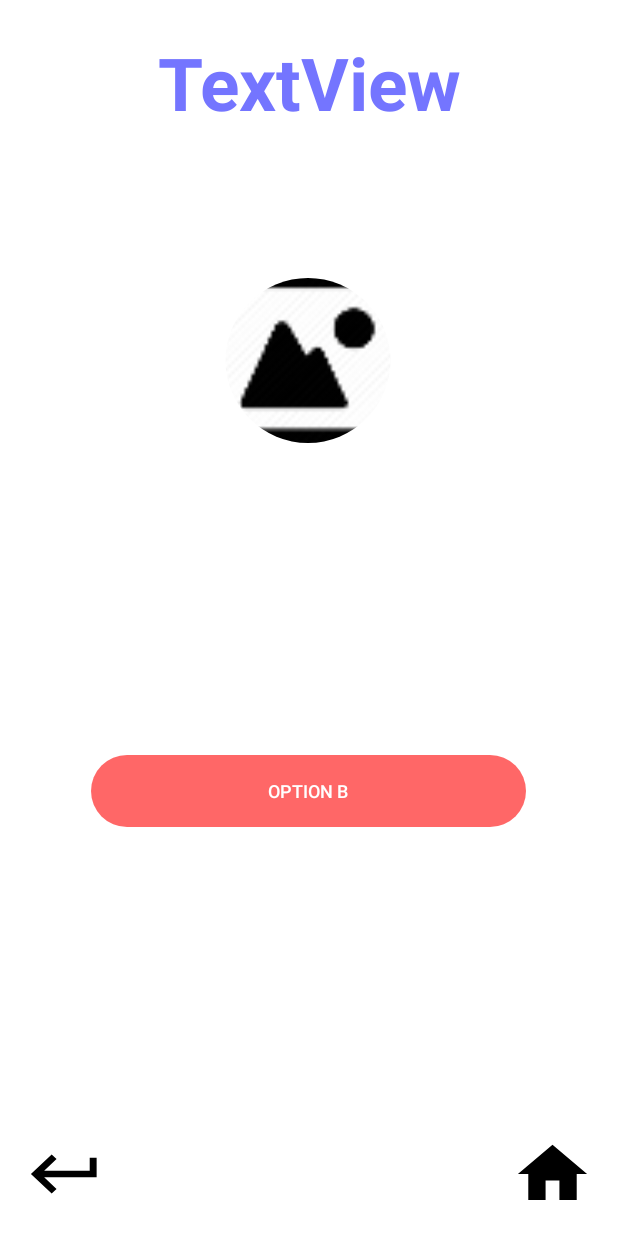
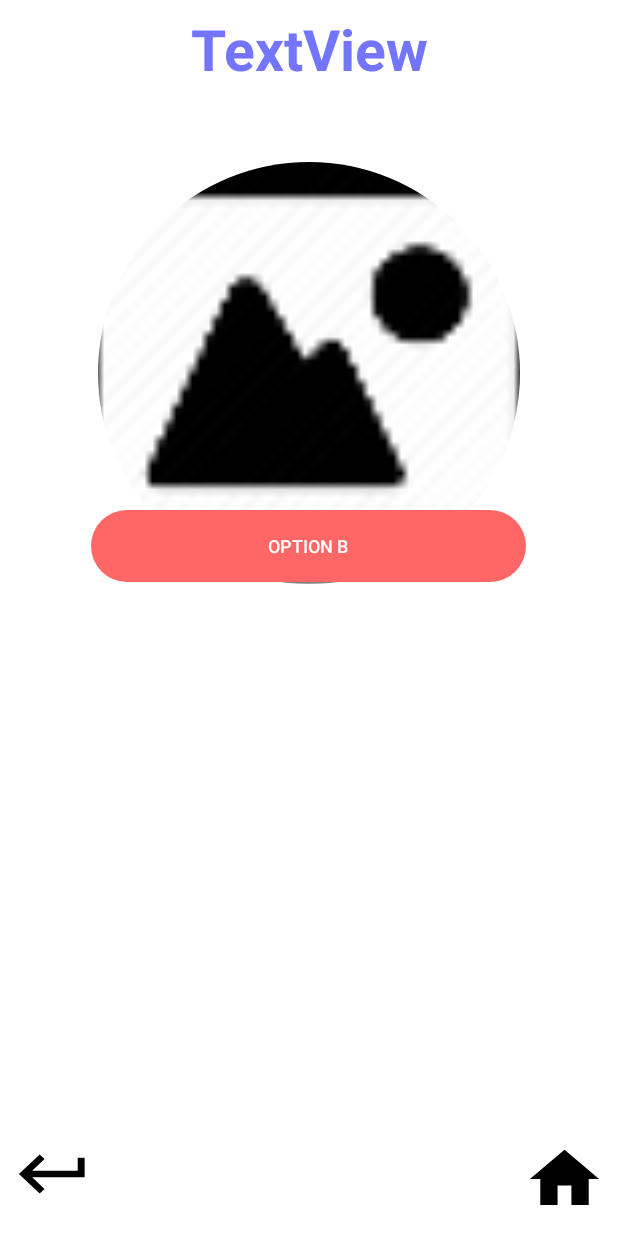
Before and after one commit to NarcisoUNK/PI, an Android app: the Classificacao screen opened directly, with no data from a screen before it, on a phone screen of 412 x 824 dp. Run offline under Robolectric (Android 15) with nearby library versions, the phone set to English and light mode, and no system bars; plain views replace RoundedImageView; 9 statements that could not run were skipped.

Commit message:
Increased the base Image Size on the questions

```diff
--- a/app/src/main/res/layout/activity_classificacao.xml
+++ b/app/src/main/res/layout/activity_classificacao.xml
@@ -12,8 +12,8 @@
 
     <TextView
         android:id="@+id/txt"
-        android:layout_width="299dp"
-        android:layout_height="65dp"
+        android:layout_width="284dp"
+        android:layout_height="51dp"
         android:autoSizeTextType="uniform"
         android:text="TextView"
         android:textAlignment="center"
@@ -24,7 +24,7 @@
         app:layout_constraintEnd_toEndOf="parent"
         app:layout_constraintStart_toStartOf="parent"
         app:layout_constraintTop_toTopOf="parent"
-        app:layout_constraintVertical_bias="0.029" />
+        app:layout_constraintVertical_bias="0.009" />
 
     <Button
         android:id="@+id/optionA"
@@ -41,11 +41,11 @@
         android:textSize="12sp"
         app:layout_constraintBottom_toTopOf="parent"
         app:layout_constraintEnd_toEndOf="parent"
-        app:layout_constraintHorizontal_bias="0.542"
+        app:layout_constraintHorizontal_bias="0.533"
         app:layout_constraintLeft_toLeftOf="parent"
         app:layout_constraintStart_toStartOf="parent"
         app:layout_constraintTop_toBottomOf="parent"
-        app:layout_constraintVertical_bias="0.553" />
+        app:layout_constraintVertical_bias="0.533" />
 
     <Button
         android:id="@+id/optionB"
@@ -65,12 +65,12 @@
         app:layout_constraintHorizontal_bias="0.495"
         app:layout_constraintStart_toStartOf="parent"
         app:layout_constraintTop_toBottomOf="@+id/imageOptionB"
-        app:layout_constraintVertical_bias="0.237" />
+        app:layout_constraintVertical_bias="0.0" />
 
     <com.makeramen.roundedimageview.RoundedImageView
         android:id="@+id/imageOptionB"
-        android:layout_width="160dp"
-        android:layout_height="111dp"
+        android:layout_width="374dp"
+        android:layout_height="299dp"
         android:layout_marginStart="8dp"
         android:layout_marginTop="10dp"
         android:layout_marginEnd="8dp"
@@ -79,17 +79,16 @@
         android:onClick="onImageBClick"
         app:layout_constraintBottom_toTopOf="parent"
         app:layout_constraintEnd_toEndOf="parent"
-        app:layout_constraintHorizontal_bias="0.553"
         app:layout_constraintStart_toStartOf="parent"
         app:layout_constraintTop_toBottomOf="parent"
-        app:layout_constraintVertical_bias="0.423"
+        app:layout_constraintVertical_bias="0.373"
         app:riv_corner_radius="30dip"
         app:srcCompat="@mipmap/pending_photo" />
 
     <com.makeramen.roundedimageview.RoundedImageView
         android:id="@+id/imageOptionA"
-        android:layout_width="160dp"
-        android:layout_height="110dp"
+        android:layout_width="385dp"
+        android:layout_height="281dp"
         android:layout_marginStart="8dp"
         android:layout_marginTop="8dp"
         android:layout_marginEnd="8dp"
@@ -97,27 +96,24 @@
         android:onClick="onImageAClick"
         app:layout_constraintBottom_toTopOf="@+id/optionA"
         app:layout_constraintEnd_toEndOf="parent"
-        app:layout_constraintHorizontal_bias="0.497"
         app:layout_constraintStart_toStartOf="parent"
         app:layout_constraintTop_toBottomOf="@+id/txt"
-        app:layout_constraintVertical_bias="0.482"
-        app:srcCompat="@mipmap/pending_photo"
-        app:riv_corner_radius="30dip" />
+        app:layout_constraintVertical_bias="0.687"
+        app:riv_corner_radius="30dip"
+        app:srcCompat="@mipmap/pending_photo" />
 
     <Button
         android:id="@+id/button7"
         android:layout_width="55dp"
         android:layout_height="52dp"
         android:layout_marginStart="8dp"
-        android:layout_marginLeft="8dp"
         android:layout_marginTop="8dp"
         android:layout_marginEnd="8dp"
-        android:layout_marginRight="8dp"
         android:layout_marginBottom="15dp"
         android:background="@drawable/ic_keyboard_return_black_24dp"
         app:layout_constraintBottom_toBottomOf="parent"
         app:layout_constraintEnd_toEndOf="parent"
-        app:layout_constraintHorizontal_bias="0.023"
+        app:layout_constraintHorizontal_bias="0.0"
         app:layout_constraintStart_toStartOf="parent"
         app:layout_constraintTop_toTopOf="parent"
         app:layout_constraintVertical_bias="1.0" />
@@ -126,9 +122,8 @@
         android:id="@+id/button3"
         android:layout_width="55dp"
         android:layout_height="52dp"
-        android:layout_marginEnd="16dp"
-        android:layout_marginRight="16dp"
-        android:layout_marginBottom="15dp"
+        android:layout_marginEnd="8dp"
+        android:layout_marginBottom="12dp"
         android:background="@drawable/ic_home_black_24dp"
         app:layout_constraintBottom_toBottomOf="parent"
         app:layout_constraintEnd_toEndOf="parent" />
```
